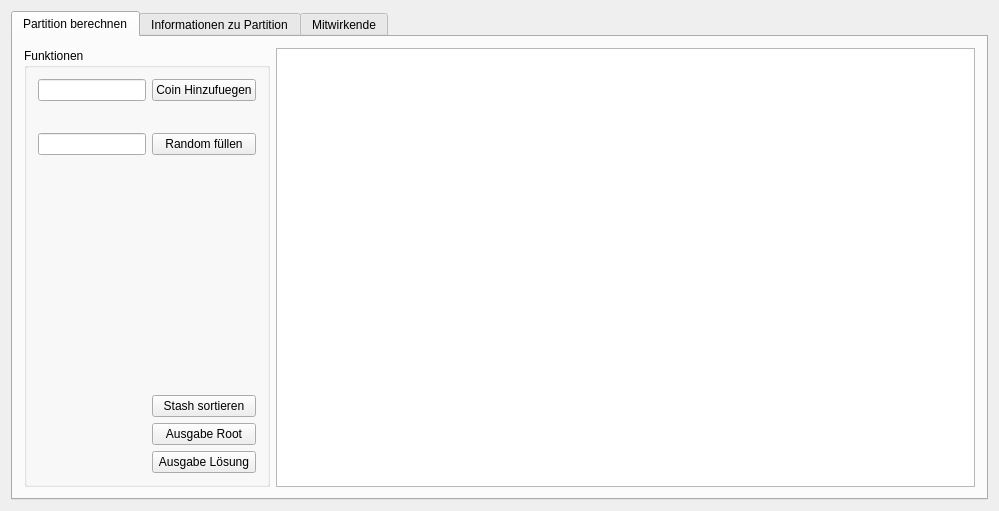
First picture: the form in mainwindow.ui, repository Makozer/NpPartitionManager, before the edit.
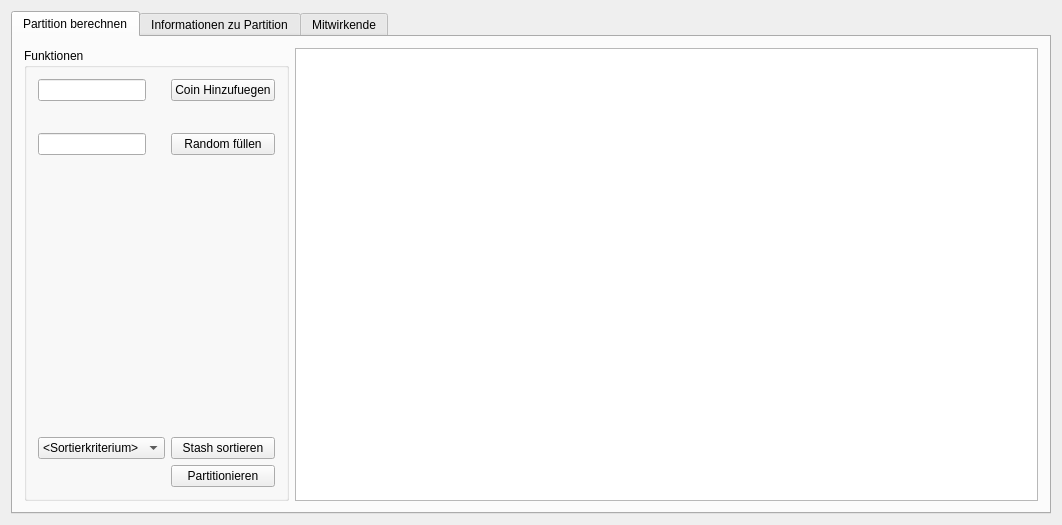
Second picture: the form after the edit. Custom widgets are drawn as their Qt base class.

Commit message:
Edit:Nutzer waehlt jetzt sortierart, btn:addcoin und btn_fill geben jetzt statusaenderung weiter. lineEdits nehmen nur zahlen vom Nutzer an.
BUGS:beim random befuellen mit 1 werden nur 1en erzeugt + fehler beim sortieren!

Diff of the .ui file:
```diff
--- a/mainwindow.ui
+++ b/mainwindow.ui
@@ -6,8 +6,8 @@
    <rect>
     <x>0</x>
     <y>0</y>
-    <width>999</width>
-    <height>511</height>
+    <width>1062</width>
+    <height>525</height>
    </rect>
   </property>
   <property name="windowTitle">
@@ -127,31 +127,18 @@
              </property>
             </widget>
            </item>
-           <item row="10" column="1">
-            <widget class="QPushButton" name="btn_output_root">
-             <property name="sizePolicy">
-              <sizepolicy hsizetype="Minimum" vsizetype="Fixed">
-               <horstretch>0</horstretch>
-               <verstretch>0</verstretch>
-              </sizepolicy>
+           <item row="5" column="0">
+            <spacer name="verticalSpacer">
+             <property name="orientation">
+              <enum>Qt::Vertical</enum>
              </property>
-             <property name="text">
-              <string>Ausgabe Root</string>
+             <property name="sizeHint" stdset="0">
+              <size>
+               <width>20</width>
+               <height>40</height>
+              </size>
              </property>
-            </widget>
-           </item>
-           <item row="11" column="1">
-            <widget class="QPushButton" name="btn_output_solution">
-             <property name="sizePolicy">
-              <sizepolicy hsizetype="Minimum" vsizetype="Fixed">
-               <horstretch>0</horstretch>
-               <verstretch>0</verstretch>
-              </sizepolicy>
-             </property>
-             <property name="text">
-              <string>Ausgabe Lösung</string>
-             </property>
-            </widget>
+            </spacer>
            </item>
            <item row="6" column="0">
             <spacer name="verticalSpacer_2">
@@ -192,19 +179,63 @@
              </property>
             </spacer>
            </item>
-           <item row="9" column="1">
+           <item row="15" column="1">
             <widget class="QPushButton" name="btn_sort">
-             <property name="sizePolicy">
-              <sizepolicy hsizetype="Minimum" vsizetype="Fixed">
-               <horstretch>0</horstretch>
-               <verstretch>0</verstretch>
-              </sizepolicy>
+             <property name="toolTip">
+              <string>&lt;html&gt;&lt;head/&gt;&lt;body&gt;&lt;p&gt;Sortieren Sie den Schatz. Wählen Sie zuvor, nach welchem Kriterium Sortiert werden soll.&lt;/p&gt;&lt;/body&gt;&lt;/html&gt;</string>
              </property>
              <property name="text">
               <string>Stash sortieren</string>
              </property>
             </widget>
            </item>
+           <item row="16" column="1">
+            <widget class="QPushButton" name="btn_output_solution">
+             <property name="sizePolicy">
+              <sizepolicy hsizetype="Minimum" vsizetype="Fixed">
+               <horstretch>0</horstretch>
+               <verstretch>0</verstretch>
+              </sizepolicy>
+             </property>
+             <property name="text">
+              <string>Partitionieren</string>
+             </property>
+            </widget>
+           </item>
+           <item row="15" column="0">
+            <widget class="QComboBox" name="comboBox_sortKritWaehlen">
+             <property name="sizePolicy">
+              <sizepolicy hsizetype="Minimum" vsizetype="Minimum">
+               <horstretch>0</horstretch>
+               <verstretch>0</verstretch>
+              </sizepolicy>
+             </property>
+             <property name="minimumSize">
+              <size>
+               <width>73</width>
+               <height>0</height>
+              </size>
+             </property>
+             <property name="toolTip">
+              <string>&lt;html&gt;&lt;head/&gt;&lt;body&gt;&lt;p&gt;Wählen Sie das Sortierkriterium aus.&lt;/p&gt;&lt;/body&gt;&lt;/html&gt;</string>
+             </property>
+             <item>
+              <property name="text">
+               <string>&lt;Sortierkriterium&gt;</string>
+              </property>
+             </item>
+             <item>
+              <property name="text">
+               <string>Aufsteigend</string>
+              </property>
+             </item>
+             <item>
+              <property name="text">
+               <string>Absteigend</string>
+              </property>
+             </item>
+            </widget>
+           </item>
           </layout>
          </widget>
         </item>
@@ -273,6 +304,11 @@
    <extends>QTextEdit</extends>
    <header location="global">customtextedit.h</header>
   </customwidget>
+  <customwidget>
+   <class>CustomOnlyNumbersLineEdit</class>
+   <extends>QLineEdit</extends>
+   <header location="global">customonlynumberslineedit.h</header>
+  </customwidget>
  </customwidgets>
  <resources/>
  <connections/>
```
Left out of the diff: 49 changed lines with no effect on the pictures. The commit also changes 6 other files.
